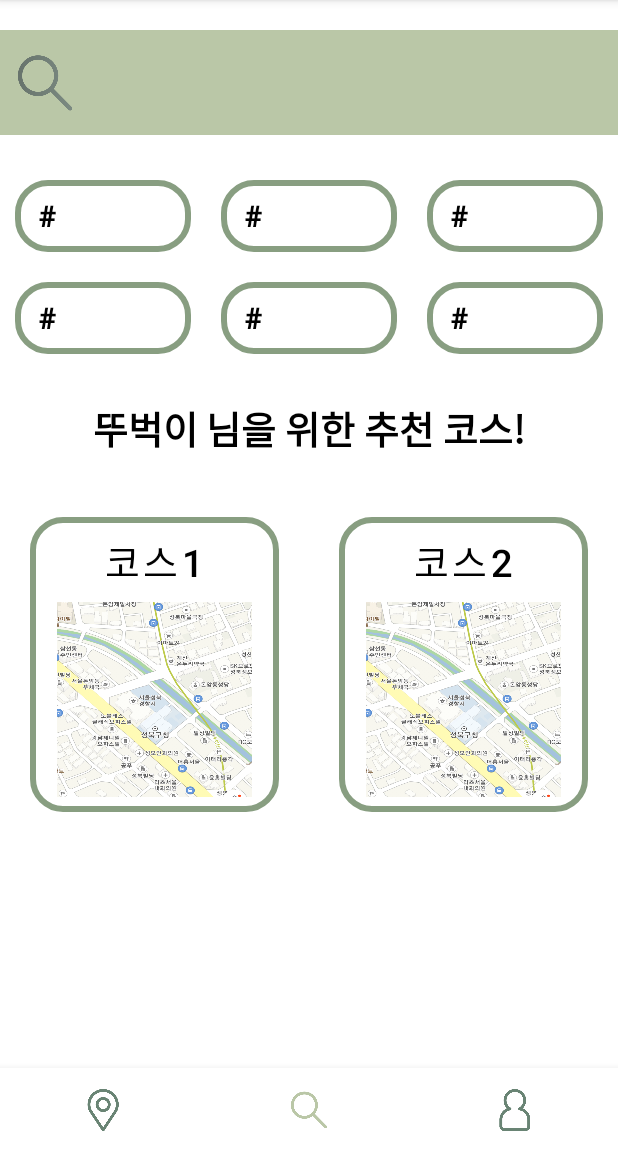
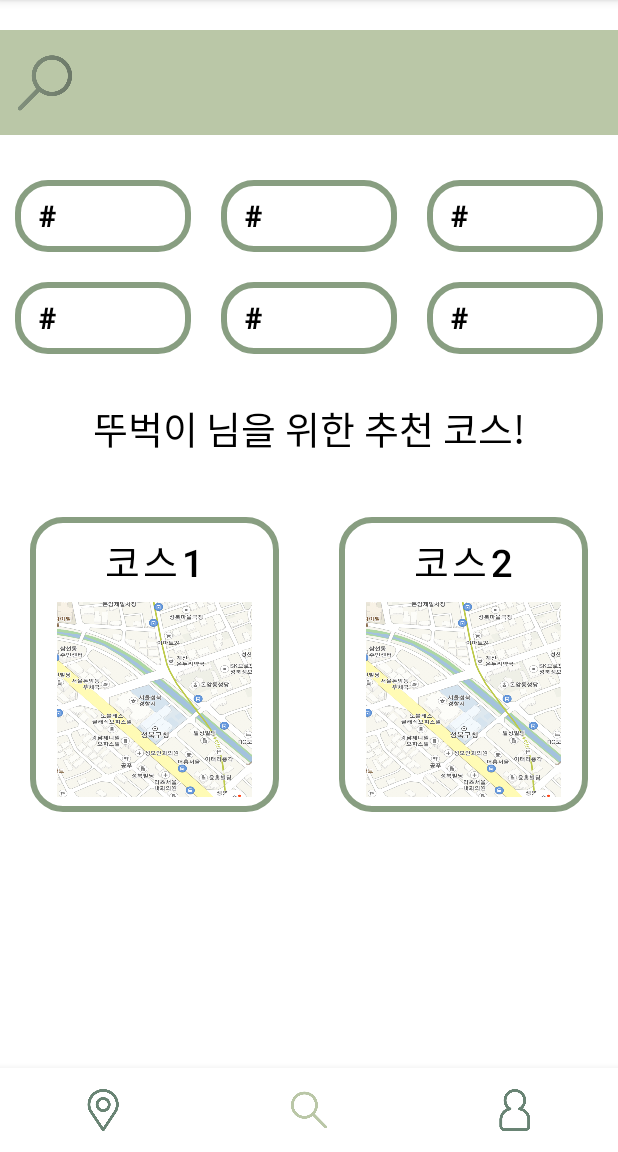
Before and after one commit to wowthing/android_ttubeok, an Android app: the screen it shows after launch (MainActivity), item 2 of the bottom bar chosen, on a phone screen of 412 x 824 dp, the part 84-1236 px from its top. Run offline under Robolectric (Android 15) with nearby library versions, the phone set to English and light mode, and no system bars; our stand-ins replace Firebase (no records; nobody signed in at launch, a user with empty details on screens opened directly); libraries missing offline, so code that uses them is left out: com.naver.maps; 3 statements that could not run were skipped.

Commit message:
코스상세정보 디자인 수정

```diff
--- a/app/src/main/AndroidManifest.xml
+++ b/app/src/main/AndroidManifest.xml
@@ -5,6 +5,9 @@
     <!-- 현재 위치 권한 -->
     <uses-permission android:name="android.permission.ACCESS_FINE_LOCATION" />
     <uses-permission android:name="android.permission.ACCESS_COARSE_LOCATION" />
+    <!-- 인터넷 권한 -->
+    <uses-permission android:name="android.permission.INTERNET" />
+    <uses-permission android:name="android.permission.ACCESS_NETWORK_STATE" />
 
     <application
         android:allowBackup="true"
--- a/app/src/main/java/com/example/ttubeog/BottomFragment2.java
+++ b/app/src/main/java/com/example/ttubeog/BottomFragment2.java
@@ -1,16 +1,46 @@
 package com.example.ttubeog;
 
+import android.nfc.Tag;
 import android.os.Bundle;
 
 import androidx.annotation.NonNull;
 import androidx.annotation.Nullable;
 import androidx.fragment.app.Fragment;
 
+import android.util.Log;
 import android.view.LayoutInflater;
 import android.view.View;
 import android.view.ViewGroup;
+import android.widget.Button;
+
+import com.google.android.gms.tasks.OnCompleteListener;
+import com.google.android.gms.tasks.Task;
+import com.google.firebase.firestore.CollectionReference;
+import com.google.firebase.firestore.DocumentReference;
+import com.google.firebase.firestore.DocumentSnapshot;
+import com.google.firebase.firestore.FirebaseFirestore;
+import com.google.firebase.firestore.GeoPoint;
+import com.google.firebase.firestore.QueryDocumentSnapshot;
+import com.google.firebase.firestore.QuerySnapshot;
+import com.google.firebase.firestore.model.Document;
+
+import java.lang.reflect.Array;
+import java.util.Map;
+
+import static android.content.ContentValues.TAG;
 
 public class BottomFragment2 extends Fragment {
+
+    String TAG = "BottomFragment2_log";
+    String content;
+    GeoPoint location;
+    Array tag;
+    int time;
+
+    @Override
+    public void onCreate(Bundle savedInstanceState) {
+        super.onCreate(savedInstanceState);
+    }
 
     @Nullable
     @Override
@@ -21,5 +51,24 @@ public class BottomFragment2 extends Fragment {
     @Override
     public void onViewCreated(@NonNull View view, @Nullable Bundle savedInstanceState) {
         super.onViewCreated(view, savedInstanceState);
+        FirebaseFirestore db = FirebaseFirestore.getInstance();
+
+        db.collection("course")
+                .get()
+                .addOnCompleteListener(new OnCompleteListener<QuerySnapshot>() {
+                    @Override
+                    public void onComplete(@NonNull Task<QuerySnapshot> task) {
+                        // 데이터를 가져오는 작업이 잘 동작했을 떄
+                        if (task.isSuccessful()) {
+                            for (QueryDocumentSnapshot document : task.getResult()) {
+                                Log.d(TAG, document.getId() + " => " + document.getData());
+                            }
+                        }
+                        // 데이터를 가져오는 작업이 에러났을 때
+                        else {
+                            Log.w(TAG, "Error => ", task.getException());
+                        }
+                    }
+                });
     }
 }
--- a/app/src/main/res/layout/fragment_bottom2.xml
+++ b/app/src/main/res/layout/fragment_bottom2.xml
@@ -20,7 +20,7 @@
         <ImageView
             android:layout_width="60dp"
             android:layout_height="60dp"
-            android:src="@drawable/search"
+            android:src="@drawable/search2"
             android:layout_marginTop="5dp"
             />
 
@@ -135,7 +135,6 @@
             android:layout_width="wrap_content"
             android:layout_height="wrap_content"
             android:textSize="25dp"
-            android:textStyle="bold"
             android:textColor="@color/black"
             android:text="뚜벅이" />
 
@@ -144,7 +143,6 @@
             android:layout_width="wrap_content"
             android:layout_height="wrap_content"
             android:textSize="25dp"
-            android:textStyle="bold"
             android:layout_marginLeft="5dp"
             android:textColor="@color/black"
             android:text="님을 위한 추천 코스!" />
@@ -164,7 +162,7 @@
 
 
             <Button
-                android:id="@+id/button23"
+                android:id="@+id/course_1"
                 android:layout_width="wrap_content"
                 android:layout_height="wrap_content"
                 android:background="@drawable/login_btn"
```
Also changed, not shown: app/src/main/java/com/example/ttubeog/information.java (+63 -1 lines), app/src/main/res/layout/view_information.xml (+48 -39 lines).
